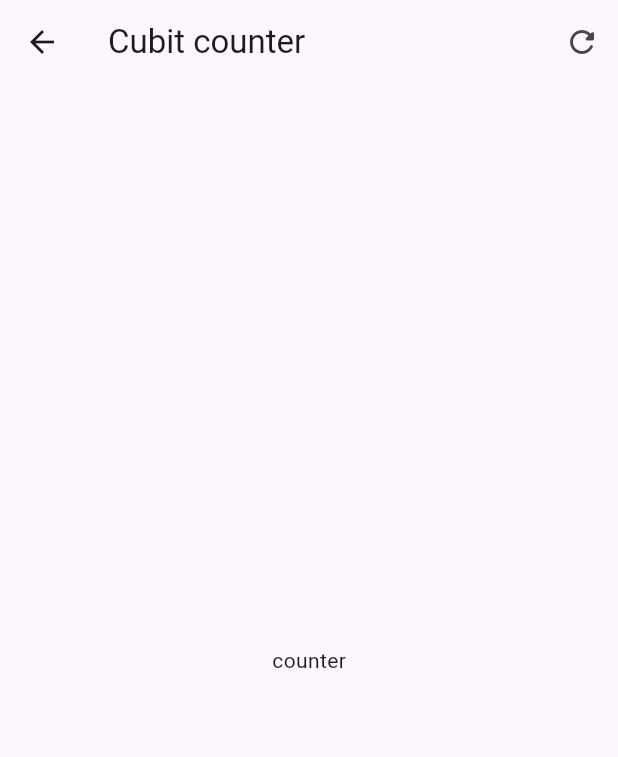
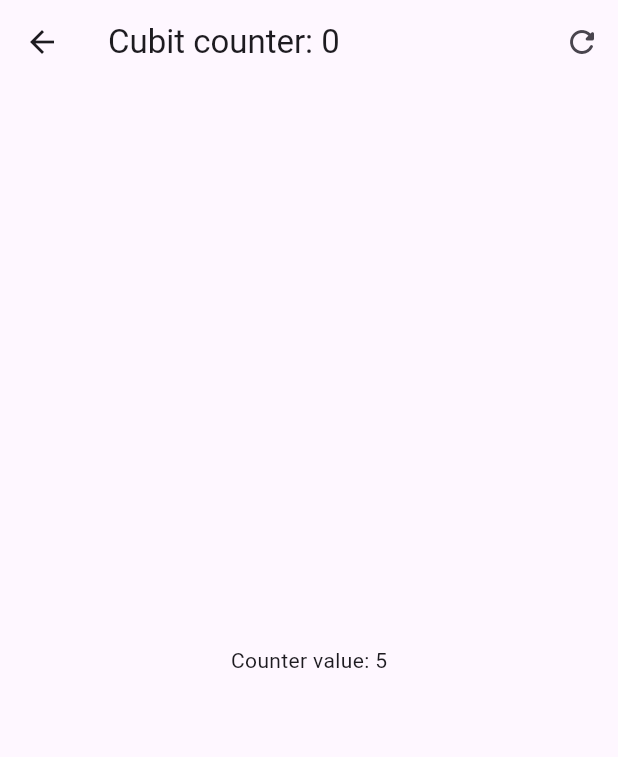
Before and after one commit to baguilar6174/flutter-forms-app, a Flutter app: the screen it shows after launch, after a tap on "Cubits", on a phone screen of 412 x 824 dp. Shown: the top 757 px of the screen. Run offline on Flutter 3.47's test engine with Material 2 defaults, Android fonts, the phone set to English and light mode, and no system bars; our stand-ins replace equatable, flutter_bloc, go_router.

Commit message:
feat: Create counter using cubits

```diff
--- /dev/null
+++ b/lib/presentation/blocs/blocs.dart
@@ -0,0 +1 @@
+export 'counter_cubit/counter_cubit.dart';
--- /dev/null
+++ b/lib/presentation/blocs/counter_cubit/counter_cubit.dart
@@ -0,0 +1,25 @@
+import 'package:equatable/equatable.dart';
+import 'package:flutter_bloc/flutter_bloc.dart';
+
+part 'counter_state.dart';
+
+class CounterCubit extends Cubit<CounterState> {
+  CounterCubit() : super(const CounterState(counter: 5));
+
+  void increaseBy(int value) {
+    emit(
+      state.copyWith(
+        counter: state.counter + value,
+        transactionCounter: state.transactionCounter + 1,
+      ),
+    );
+  }
+
+  void reset() {
+    emit(
+      state.copyWith(
+        counter: 0,
+      ),
+    );
+  }
+}
--- /dev/null
+++ b/lib/presentation/blocs/counter_cubit/counter_state.dart
@@ -0,0 +1,18 @@
+part of 'counter_cubit.dart';
+
+class CounterState extends Equatable {
+  final int counter;
+  final int transactionCounter;
+
+  const CounterState({this.counter = 0, this.transactionCounter = 0});
+
+  copyWith({int? counter, int? transactionCounter}) {
+    return CounterState(
+      counter: counter ?? this.counter,
+      transactionCounter: transactionCounter ?? this.transactionCounter,
+    );
+  }
+
+  @override
+  List<Object> get props => [counter, transactionCounter];
+}
--- a/lib/presentation/pages/cubit_counter_page.dart
+++ b/lib/presentation/pages/cubit_counter_page.dart
@@ -1,40 +1,70 @@
 import 'package:flutter/material.dart';
+import 'package:flutter_bloc/flutter_bloc.dart';
+import 'package:flutter_forms_app/presentation/presentation.dart';
 
 class CubitCounterPage extends StatelessWidget {
   const CubitCounterPage({super.key});
 
   @override
   Widget build(BuildContext context) {
+    return BlocProvider(
+      create: (context) => CounterCubit(),
+      child: const _CubitCounterView(),
+    );
+  }
+}
+
+class _CubitCounterView extends StatelessWidget {
+  const _CubitCounterView();
+
+  void increaseBy(BuildContext context, [int value = 1]) {
+    context.read<CounterCubit>().increaseBy(value);
+  }
+
+  @override
+  Widget build(BuildContext context) {
+    // ? Method 1
+    // final counterState = context.watch<CounterCubit>().state;
+
     return Scaffold(
       appBar: AppBar(
-        title: const Text('Cubit counter'),
+        // ? Method 1
+        // title: Text('Cubit counter: ${counterState.transactionCounter}'),
+        // ? Method 2
+        title: context.select((CounterCubit value) {
+          return Text('Cubit counter: ${value.state.transactionCounter}');
+        }),
         actions: [
           IconButton(
-            onPressed: () {},
+            onPressed: () => context.read<CounterCubit>().reset(),
             icon: const Icon(Icons.refresh_rounded),
           ),
         ],
       ),
-      body: const Center(
-        child: Text('counter'),
+      body: Center(
+        child: BlocBuilder<CounterCubit, CounterState>(
+          builder: (context, state) {
+            return Text('Counter value: ${state.counter}');
+          },
+        ),
       ),
       floatingActionButton: Column(
         mainAxisAlignment: MainAxisAlignment.end,
         children: [
           FloatingActionButton(
-            onPressed: () {},
+            onPressed: () => increaseBy(context, 3),
             heroTag: '1',
             child: const Text('+3'),
           ),
           const SizedBox(height: 15),
           FloatingActionButton(
-            onPressed: () {},
+            onPressed: () => increaseBy(context, 2),
             heroTag: '2',
             child: const Text('+2'),
           ),
           const SizedBox(height: 15),
           FloatingActionButton(
-            onPressed: () {},
+            onPressed: () => increaseBy(context),
             heroTag: '3',
             child: const Text('+1'),
           ),
--- a/lib/presentation/presentation.dart
+++ b/lib/presentation/presentation.dart
@@ -1 +1,2 @@
 export 'pages/pages.dart';
+export 'blocs/blocs.dart';
--- a/pubspec.yaml
+++ b/pubspec.yaml
@@ -7,8 +7,10 @@ environment:
   sdk: '>=3.0.5 <4.0.0'
 
 dependencies:
+  equatable: ^2.0.5
   flutter:
     sdk: flutter
+  flutter_bloc: ^8.1.3
   go_router: ^8.0.5
 
 dev_dependencies:
```
Also changed, not shown: pubspec.lock, 1 other file.
